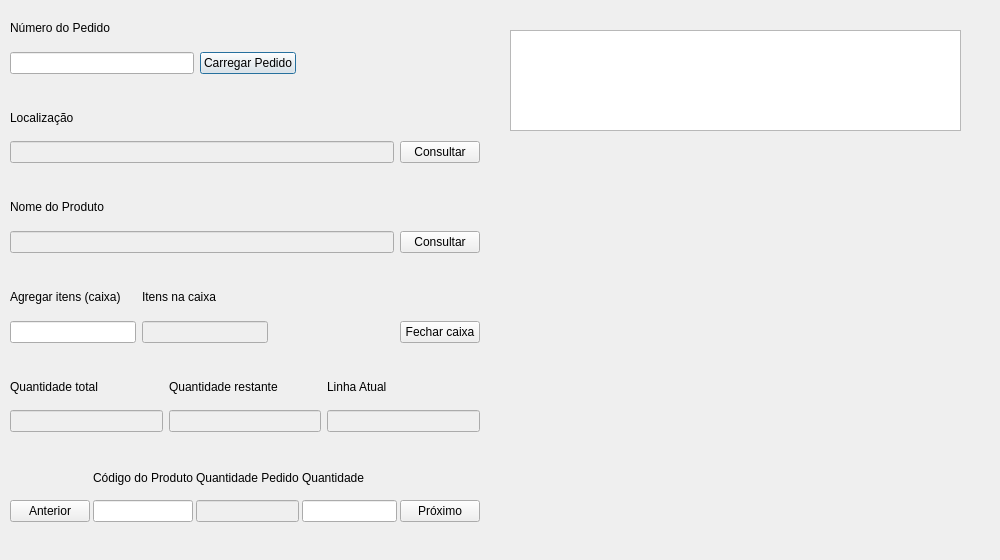
First picture: the form in separacao_de_pedidos.ui, repository lucasdosantos90/sistema_wms, before the edit.
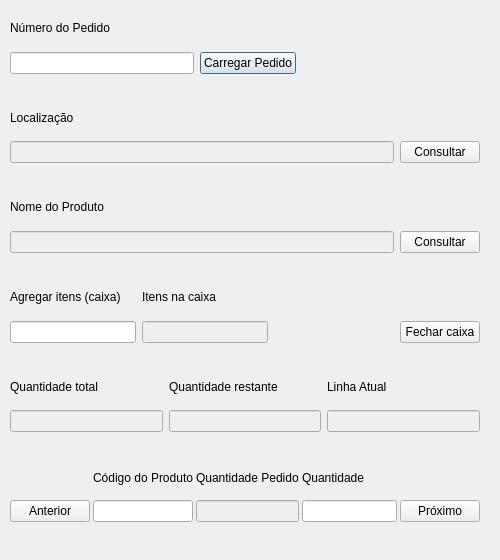
Second picture: the form after the edit.

Commit message: alteração da janela de pedido, tablewidget não aparece mais

What changed in the file:
```diff
--- a/separacao_de_pedidos.ui
+++ b/separacao_de_pedidos.ui
@@ -6,7 +6,7 @@
    <rect>
     <x>0</x>
     <y>0</y>
-    <width>1000</width>
+    <width>500</width>
     <height>560</height>
    </rect>
   </property>
@@ -458,9 +458,12 @@
    </layout>
   </widget>
   <widget class="QTableWidget" name="tableWidget">
+   <property name="enabled">
+    <bool>true</bool>
+   </property>
    <property name="geometry">
     <rect>
-     <x>510</x>
+     <x>540</x>
      <y>30</y>
      <width>451</width>
      <height>101</height>
@@ -469,6 +472,9 @@
    <property name="lineWidth">
     <number>1</number>
    </property>
+   <property name="showGrid">
+    <bool>true</bool>
+   </property>
   </widget>
  </widget>
  <resources/>
```
The commit also changes 2 other files.
